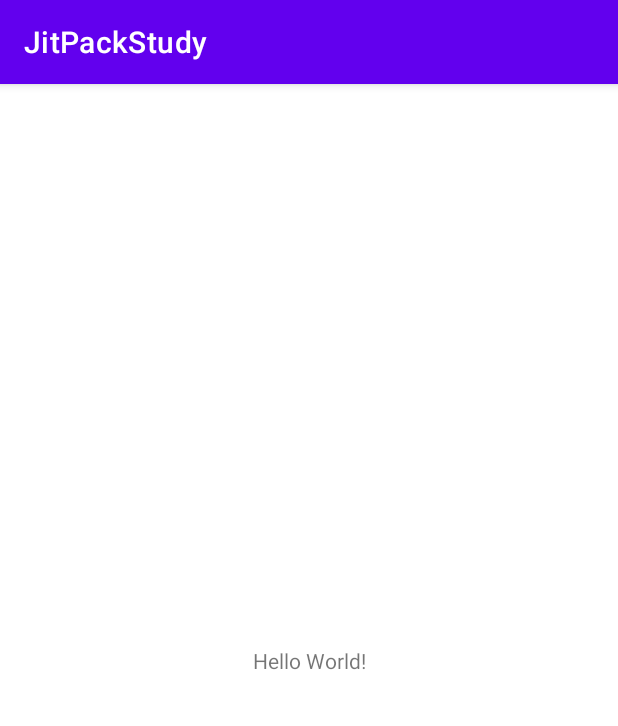
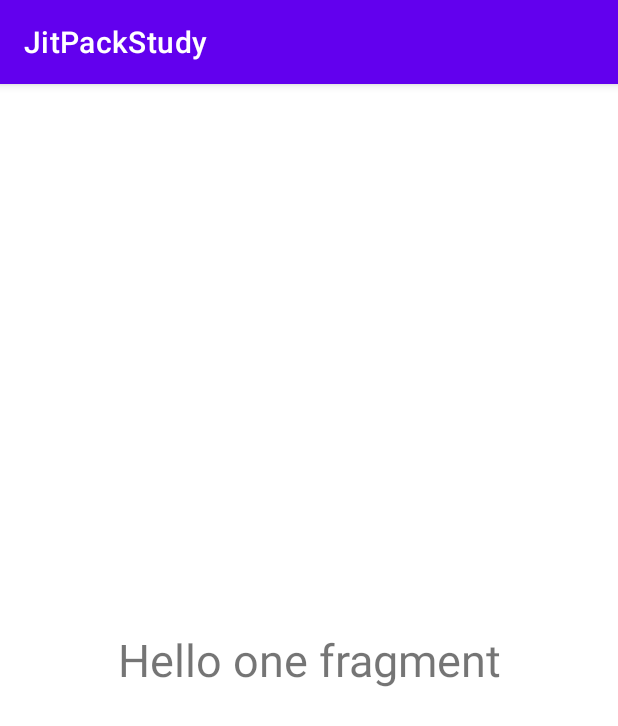
Before and after one commit to zhuwang0926/JitPackStudy, an Android app: the screen it shows after launch (MainActivity), on a phone screen of 412 x 824 dp. Shown: the top 726 px of the screen. Run offline under Robolectric (Android 15) with nearby library versions, the phone set to English and light mode, and no system bars.

Commit message:
学习navigation简单用法

```diff
--- a/app/build.gradle
+++ b/app/build.gradle
@@ -1,6 +1,7 @@
 plugins {
     id 'com.android.application'
     id 'kotlin-android'
+    id 'androidx.navigation.safeargs.kotlin'
 }
 
 android {
@@ -33,6 +34,11 @@ android {
 }
 
 dependencies {
+    implementation 'androidx.legacy:legacy-support-v4:1.0.0'
+    def nav_version = "2.3.5"
+    // Kotlin
+    implementation "androidx.navigation:navigation-fragment-ktx:$nav_version"
+    implementation "androidx.navigation:navigation-ui-ktx:$nav_version"
 
     implementation "org.jetbrains.kotlin:kotlin-stdlib:$kotlin_version"
     implementation 'androidx.core:core-ktx:1.2.0'
--- /dev/null
+++ b/app/src/main/java/com/hnkj/jitpackstudy/OneFragment.kt
@@ -0,0 +1,38 @@
+package com.hnkj.jitpackstudy
+
+import android.os.Bundle
+import androidx.fragment.app.Fragment
+import android.view.LayoutInflater
+import android.view.View
+import android.view.ViewGroup
+import android.widget.TextView
+import androidx.navigation.fragment.findNavController
+
+class OneFragment : Fragment() {
+
+    override fun onCreateView(
+        inflater: LayoutInflater, container: ViewGroup?,
+        savedInstanceState: Bundle?
+    ): View? {
+        // Inflate the layout for this fragment
+        val views = inflater.inflate(R.layout.fragment_one, container, false)
+        val textView = views.findViewById<TextView>(R.id.tv_one)
+        /*textView?.setOnClickListener {
+            findNavController().navigate(R.id.twoFragment)
+        }*/
+        //等同于上面的点击事件
+//        textView?.setOnClickListener(Navigation.createNavigateOnClickListener(R.id.twoFragment, null))
+        textView?.setOnClickListener {
+            val snNameArg = "test"
+            val action = OneFragmentDirections.actionOneFragmentToTwoFragment(snNameArg)
+            //java 代码  ConfirmationAction action =
+            //           SpecifyAmountFragmentDirections.confirmationAction();
+            // action.setSnName(snNameArg);
+            //   Navigation.findNavController(view).navigate(action);
+            findNavController().navigate(action)
+
+
+        }
+        return views
+    }
+}
--- /dev/null
+++ b/app/src/main/java/com/hnkj/jitpackstudy/TwoFragment.kt
@@ -0,0 +1,40 @@
+package com.hnkj.jitpackstudy
+
+import android.os.Bundle
+import android.util.Log
+import androidx.fragment.app.Fragment
+import android.view.LayoutInflater
+import android.view.View
+import android.view.ViewGroup
+import android.widget.TextView
+import android.widget.Toast
+import androidx.navigation.fragment.findNavController
+import androidx.navigation.fragment.navArgs
+
+class TwoFragment : Fragment() {
+    val safeArgs: TwoFragmentArgs by navArgs()
+
+    override fun onCreateView(
+        inflater: LayoutInflater, container: ViewGroup?,
+        savedInstanceState: Bundle?
+    ): View? {
+        // Inflate the layout for this fragment
+        val view = inflater.inflate(R.layout.fragment_two, container, false)
+
+        Log.e("zhuw", "snName = ${safeArgs.snName}")
+        Toast.makeText(
+            requireActivity(),
+            "接收到OneFragment传递的数据 = ${safeArgs.snName}",
+            Toast.LENGTH_SHORT
+        ).show()
+
+        //java 代码 TwoFragmentArgs.fromBundle(getArguments()).getSnName();
+        val textView = view.findViewById<TextView>(R.id.tv_two)
+        textView?.setOnClickListener {
+            findNavController().navigateUp()
+        }
+        return view
+    }
+
+
+}
--- /dev/null
+++ b/app/src/main/res/anim/slide_in_left.xml
@@ -0,0 +1,13 @@
+<?xml version="1.0" encoding="utf-8"?>
+<set xmlns:android="http://schemas.android.com/apk/res/android">
+    <translate
+        android:duration="@integer/slide_in"
+        android:fromXDelta="-100%p"
+        android:interpolator="@android:anim/anticipate_overshoot_interpolator"
+        android:toXDelta="0" />
+    <alpha
+        android:duration="@integer/slide_in"
+        android:fromAlpha="0.3"
+        android:interpolator="@android:anim/anticipate_overshoot_interpolator"
+        android:toAlpha="1.0" />
+</set>
--- /dev/null
+++ b/app/src/main/res/anim/slide_in_right.xml
@@ -0,0 +1,13 @@
+<?xml version="1.0" encoding="utf-8"?>
+<set xmlns:android="http://schemas.android.com/apk/res/android">
+    <translate
+        android:fromXDelta="100%p"
+        android:duration="@integer/slide_in"
+        android:interpolator="@android:anim/anticipate_overshoot_interpolator"
+        android:toXDelta="0" />
+    <alpha
+        android:duration="@integer/slide_in"
+        android:interpolator="@android:anim/anticipate_overshoot_interpolator"
+        android:fromAlpha="0.3"
+        android:toAlpha="1.0" />
+</set>
--- /dev/null
+++ b/app/src/main/res/anim/slide_out_left.xml
@@ -0,0 +1,13 @@
+<?xml version="1.0" encoding="utf-8"?>
+<set xmlns:android="http://schemas.android.com/apk/res/android">
+    <translate
+        android:interpolator="@android:anim/anticipate_interpolator"
+        android:duration="@integer/slide_out"
+        android:fromXDelta="0"
+        android:toXDelta="-100%p" />
+    <alpha
+        android:duration="@integer/slide_out"
+        android:interpolator="@android:anim/anticipate_interpolator"
+        android:fromAlpha="1.0"
+        android:toAlpha="0.3" />
+</set>
--- /dev/null
+++ b/app/src/main/res/anim/slide_out_right.xml
@@ -0,0 +1,13 @@
+<?xml version="1.0" encoding="utf-8"?>
+<set xmlns:android="http://schemas.android.com/apk/res/android">
+    <translate
+        android:duration="@integer/slide_out"
+        android:interpolator="@android:anim/anticipate_interpolator"
+        android:fromXDelta="0"
+        android:toXDelta="100%p" />
+    <alpha
+        android:duration="@integer/slide_out"
+        android:fromAlpha="1.0"
+        android:interpolator="@android:anim/anticipate_interpolator"
+        android:toAlpha="0.3" />
+</set>
--- a/app/src/main/res/layout/activity_main.xml
+++ b/app/src/main/res/layout/activity_main.xml
@@ -6,13 +6,11 @@
     android:layout_height="match_parent"
     tools:context=".MainActivity">
 
-    <TextView
-        android:layout_width="wrap_content"
-        android:layout_height="wrap_content"
-        android:text="Hello World!"
-        app:layout_constraintBottom_toBottomOf="parent"
-        app:layout_constraintLeft_toLeftOf="parent"
-        app:layout_constraintRight_toRightOf="parent"
-        app:layout_constraintTop_toTopOf="parent" />
-
+    <androidx.fragment.app.FragmentContainerView
+        android:id="@+id/fragment"
+        android:name="androidx.navigation.fragment.NavHostFragment"
+        android:layout_width="match_parent"
+        android:layout_height="match_parent"
+        app:defaultNavHost="true"
+        app:navGraph="@navigation/nav_graph" />
 </androidx.constraintlayout.widget.ConstraintLayout>
--- /dev/null
+++ b/app/src/main/res/layout/fragment_one.xml
@@ -0,0 +1,16 @@
+<?xml version="1.0" encoding="utf-8"?>
+<FrameLayout xmlns:android="http://schemas.android.com/apk/res/android"
+    xmlns:tools="http://schemas.android.com/tools"
+    android:layout_width="match_parent"
+    android:layout_height="match_parent"
+    tools:context=".OneFragment">
+
+    <TextView
+        android:id="@+id/tv_one"
+        android:gravity="center"
+        android:textSize="30sp"
+        android:layout_width="match_parent"
+        android:layout_height="match_parent"
+        android:text="@string/hello_one_fragment" />
+
+</FrameLayout>
--- /dev/null
+++ b/app/src/main/res/layout/fragment_two.xml
@@ -0,0 +1,16 @@
+<?xml version="1.0" encoding="utf-8"?>
+<FrameLayout xmlns:android="http://schemas.android.com/apk/res/android"
+    xmlns:tools="http://schemas.android.com/tools"
+    android:layout_width="match_parent"
+    android:layout_height="match_parent"
+    tools:context=".TwoFragment">
+
+    <TextView
+        android:id="@+id/tv_two"
+        android:gravity="center"
+        android:textSize="45sp"
+        android:layout_width="match_parent"
+        android:layout_height="match_parent"
+        android:text="@string/hello_two_fragment" />
+
+</FrameLayout>
--- /dev/null
+++ b/app/src/main/res/navigation/nav_graph.xml
@@ -0,0 +1,31 @@
+<?xml version="1.0" encoding="utf-8"?>
+<navigation xmlns:android="http://schemas.android.com/apk/res/android"
+    xmlns:app="http://schemas.android.com/apk/res-auto"
+    xmlns:tools="http://schemas.android.com/tools"
+    android:id="@+id/nav_graph"
+    app:startDestination="@id/oneFragment">
+
+    <fragment
+        android:id="@+id/oneFragment"
+        android:name="com.hnkj.jitpackstudy.OneFragment"
+        android:label="fragment_one"
+        tools:layout="@layout/fragment_one" >
+        <action
+            android:id="@+id/action_oneFragment_to_twoFragment"
+            app:destination="@id/twoFragment"
+            app:popEnterAnim="@anim/slide_in_left"
+            app:popExitAnim="@anim/slide_out_right"
+            app:enterAnim="@anim/slide_in_right"
+            app:exitAnim="@anim/slide_out_left" />
+    </fragment>
+    <fragment
+        android:id="@+id/twoFragment"
+        android:name="com.hnkj.jitpackstudy.TwoFragment"
+        android:label="fragment_two"
+        tools:layout="@layout/fragment_two" >
+        <argument
+            android:name="snName"
+            app:argType="string"
+            android:defaultValue="two"/>
+    </fragment>
+</navigation>
--- /dev/null
+++ b/app/src/main/res/values/integer.xml
@@ -0,0 +1,8 @@
+<?xml version="1.0" encoding="utf-8"?>
+<resources>
+    <integer name="slide_in">250</integer>
+    <integer name="slide_out">250</integer>
+    <integer name="change_device_name_limit">25</integer>
+    <integer name="change_group_name_limit">25</integer>
+    <integer name="feedback_limit">240</integer>
+</resources>
--- a/app/src/main/res/values/strings.xml
+++ b/app/src/main/res/values/strings.xml
@@ -1,3 +1,6 @@
 <resources>
     <string name="app_name">JitPackStudy</string>
+    <!-- TODO: Remove or change this placeholder text -->
+    <string name="hello_one_fragment">Hello one fragment</string>
+    <string name="hello_two_fragment">Hello two fragment</string>
 </resources>
--- a/build.gradle
+++ b/build.gradle
@@ -11,6 +11,9 @@ buildscript {
 
         // NOTE: Do not place your application dependencies here; they belong
         // in the individual module build.gradle files
+
+        def nav_version = "2.3.5"
+        classpath "androidx.navigation:navigation-safe-args-gradle-plugin:$nav_version"
     }
 }
 
```
